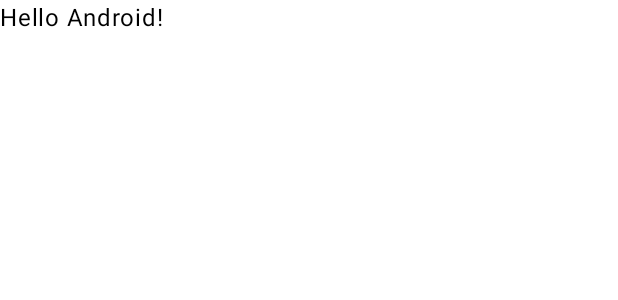
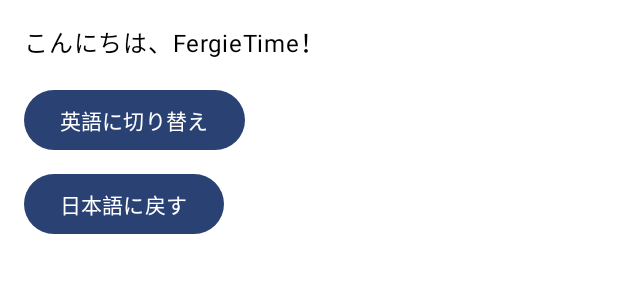
Before and after one commit to Aoi-N7/FergieTime, an Android app built with Jetpack Compose: the @Preview function GreetingPreview, on a phone screen of 412 x 824 dp. Shown: the top 300 px of the screen. Run offline under Robolectric (Android 15) with nearby library versions, the phone set to English and light mode, and no system bars.

Commit message:
多言語化

```diff
--- a/app/src/main/java/com/example/fergietime/MainActivity.kt
+++ b/app/src/main/java/com/example/fergietime/MainActivity.kt
@@ -4,25 +4,39 @@ import android.os.Bundle
 import androidx.activity.ComponentActivity
 import androidx.activity.compose.setContent
 import androidx.activity.enableEdgeToEdge
-import androidx.compose.foundation.layout.fillMaxSize
-import androidx.compose.foundation.layout.padding
-import androidx.compose.material3.Scaffold
-import androidx.compose.material3.Text
+import androidx.compose.foundation.layout.*
+import androidx.compose.material3.*
 import androidx.compose.runtime.Composable
 import androidx.compose.ui.Modifier
+import androidx.compose.ui.res.stringResource
 import androidx.compose.ui.tooling.preview.Preview
+import androidx.compose.ui.unit.dp
+import android.content.Context
 import com.example.fergietime.ui.theme.FergieTimeTheme
 
 class MainActivity : ComponentActivity() {
+
+    override fun attachBaseContext(newBase: Context) {
+        val context = LocaleHelper.setLocale(newBase, LocaleHelper.getLanguage(newBase))
+        super.attachBaseContext(context)
+    }
+
     override fun onCreate(savedInstanceState: Bundle?) {
         super.onCreate(savedInstanceState)
         enableEdgeToEdge()
         setContent {
             FergieTimeTheme {
-                Scaffold(modifier = Modifier.fillMaxSize()) { innerPadding ->
-                    Greeting(
-                        name = "FergieTimea",
-                        modifier = Modifier.padding(innerPadding)
+                Scaffold(modifier = Modifier.fillMaxSize()) { padding ->
+                    GreetingScreen(
+                        modifier = Modifier.padding(padding),
+                        onChangeToEnglish = {
+                            LocaleHelper.saveLanguage(this, "en")
+                            recreate()
+                        },
+                        onChangeToJapanese = {
+                            LocaleHelper.saveLanguage(this, "ja")
+                            recreate()
+                        }
                     )
                 }
             }
@@ -31,17 +45,31 @@ class MainActivity : ComponentActivity() {
 }
 
 @Composable
-fun Greeting(name: String, modifier: Modifier = Modifier) {
-    Text(
-        text = "Hello $name!",
-        modifier = modifier
-    )
+fun GreetingScreen(
+    modifier: Modifier = Modifier,
+    onChangeToEnglish: () -> Unit,
+    onChangeToJapanese: () -> Unit
+) {
+    Column(modifier = modifier.padding(16.dp)) {
+        Text(text = stringResource(id = R.string.greeting))
+        Spacer(modifier = Modifier.height(16.dp))
+        Button(onClick = { onChangeToEnglish() }) {
+            Text(text = stringResource(id = R.string.change_language))
+        }
+        Spacer(modifier = Modifier.height(8.dp))
+        Button(onClick = { onChangeToJapanese() }) {
+            Text(text = stringResource(id = R.string.change_language_japanese))
+        }
+    }
 }
 
 @Preview(showBackground = true)
 @Composable
 fun GreetingPreview() {
     FergieTimeTheme {
-        Greeting("Android")
+        GreetingScreen(
+            onChangeToEnglish = {},
+            onChangeToJapanese = {}
+        )
     }
 }
--- a/app/src/main/res/values/strings.xml
+++ b/app/src/main/res/values/strings.xml
@@ -1,3 +1,6 @@
 <resources>
     <string name="app_name">FergieTime</string>
+    <string name="greeting">こんにちは、FergieTime！</string>
+    <string name="change_language">英語に切り替え</string>
+    <string name="change_language_japanese">日本語に戻す</string>
 </resources>
```
Also changed, not shown: app/src/main/AndroidManifest.xml (+3 -5 lines), app/src/main/java/com/example/fergietime/LocaleHelper.kt (added, +35 -0 lines), app/src/main/java/com/example/fergietime/MyApplication.kt (added, +17 -0 lines), app/src/main/res/layout/activity_main.xml (added, +29 -0 lines), app/src/main/res/layout/layout.xml (added, +11 -0 lines), 1 other file.
